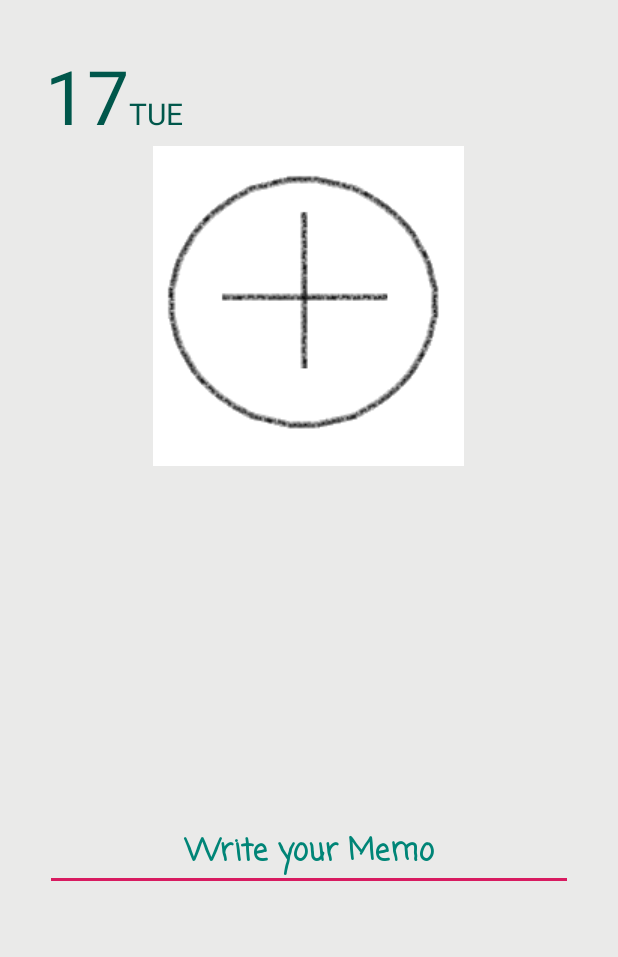
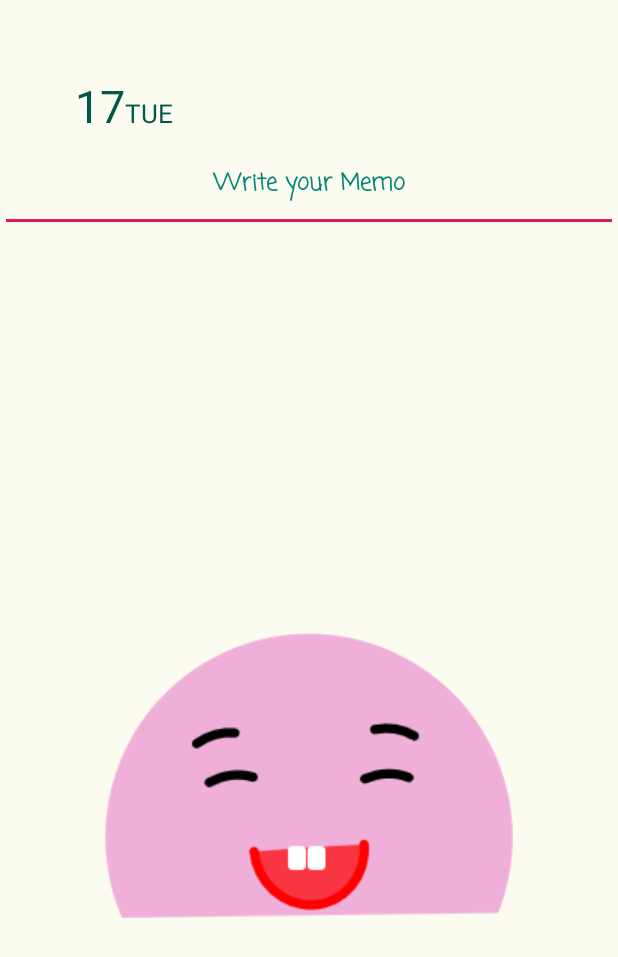
Before and after one commit to freedomchurl/MindMirror, an Android app: the layout detail_edit.xml on its own in the app's theme, with its tools: preview values and no code run, on a phone screen of 412 x 824 dp. Shown: the top 957 px of the screen. Run offline under Robolectric (Android 15) with nearby library versions, the phone set to English and light mode, and no system bars.

Commit message:
Set Color by Jimin

```diff
--- a/app/src/main/java/vaninside/mindmirror/DetailActivity.java
+++ b/app/src/main/java/vaninside/mindmirror/DetailActivity.java
@@ -69,7 +69,7 @@ public class DetailActivity extends AppCompatActivity {
         Display display = ((WindowManager) getSystemService(Context.WINDOW_SERVICE)).getDefaultDisplay();
 
         int width = (int) (display.getWidth() * 0.9);
-        int height = (int) (display.getHeight() * 0.7);  //Display 사이즈의 90%
+        int height = (int) (display.getHeight() * 0.9);  //Display 사이즈의 90%
         getWindow().getAttributes().width = width;
         getWindow().getAttributes().height = height;
 
--- a/app/src/main/java/vaninside/mindmirror/Model/CreateViewToBitmap.java
+++ b/app/src/main/java/vaninside/mindmirror/Model/CreateViewToBitmap.java
@@ -18,6 +18,8 @@ import java.io.FileNotFoundException;
 import java.io.FileOutputStream;
 import java.io.IOException;
 
+import vaninside.mindmirror.R;
+
 public class CreateViewToBitmap {
 
     public CreateViewToBitmap(){
@@ -37,7 +39,7 @@ public class CreateViewToBitmap {
 
         Bitmap resultBitmap= Bitmap.createBitmap(sourceBitmap.getWidth(), sourceBitmap.getWidth(), Bitmap.Config.ARGB_8888);
         Canvas canvas2 = new Canvas(resultBitmap);
-        canvas2.drawColor(Color.parseColor("#eaeae9"));
+        canvas2.drawColor(context.getResources().getColor(R.color.sketchColor));
 
         Rect sourceRect = new Rect(0, 0, sourceBitmap.getWidth(), sourceBitmap.getHeight());
         Rect destinationRect = new Rect((resultBitmap.getWidth() - sourceBitmap.getWidth())/2, resultBitmap.getHeight()-sourceBitmap.getHeight(), (resultBitmap.getWidth() + sourceBitmap.getWidth())/2, resultBitmap.getHeight());
--- a/app/src/main/res/layout/detail_edit.xml
+++ b/app/src/main/res/layout/detail_edit.xml
@@ -6,26 +6,24 @@
     android:layout_height="match_parent"
     tools:context=".DetailActivity"
     android:orientation="vertical"
-    android:background="#eaeae9">
+    android:background="@color/sketchColor">
+
     <LinearLayout
-        android:id="@+id/mind_layout_2"
         android:layout_width="match_parent"
-        android:layout_height="0dp"
-        android:orientation="vertical"
-        android:layout_weight="6"
-        android:background="#eaeae9">
-    <LinearLayout
-        android:layout_width="wrap_content"
         android:layout_height="wrap_content"
-        android:paddingLeft="30dp"
-        android:paddingTop="30dp">
+        android:orientation="horizontal"
+        android:background="@color/sketchColor"
+        android:layout_marginLeft="50dp"
+        android:layout_marginTop="50dp">
+
+
         <TextView
             android:id="@+id/edit_day_textview"
             android:layout_width="wrap_content"
             android:layout_height="wrap_content"
             android:text="17"
             android:textColor="@color/colorPrimaryDark"
-            android:textSize="50sp" />
+            android:textSize="30sp" />
 
         <TextView
             android:id="@+id/edit_dayofweek_textview"
@@ -33,20 +31,72 @@
             android:layout_height="wrap_content"
             android:text="TUE"
             android:textColor="@color/colorPrimaryDark"
-            android:textSize="20sp" />
+            android:textSize="17sp" />
 
-        <Space
-            android:layout_width="0dp"
+
+    </LinearLayout>
+    <LinearLayout
+        android:layout_width="match_parent"
+        android:layout_height="0dp"
+        android:orientation="vertical"
+        android:layout_weight="3">
+        <ScrollView
+            android:layout_width="match_parent"
+            android:layout_height="0dp"
+            android:layout_weight="2">
+
+            <EditText
+                android:id="@+id/detail_editText"
+                android:layout_width="match_parent"
                 android:layout_height="match_parent"
-            android:layout_weight="1"/>
+                android:fontFamily="casual"
+                android:hint="Write your Memo"
+                android:textColor="@color/colorPrimaryDark"
+                android:textColorHint="@color/colorPrimary"
+                android:textSize="15sp"
+                android:textStyle="bold"
+                android:textAlignment="center"
+                android:paddingBottom="20dp"
+                android:paddingTop="20dp"
+                android:paddingRight="50dp"
+                android:paddingLeft="50dp" />
+        </ScrollView>
 
         <LinearLayout
-            android:layout_width="0dp"
-            android:layout_height="match_parent"
-            android:layout_weight="3">
+            android:id="@+id/mind_layout2"
+            android:layout_width="match_parent"
+            android:layout_height="0dp"
+            android:layout_weight="2"
+            android:background="@color/sketchColor"
+            android:orientation="vertical">
+
+            <ImageView
+                android:id="@+id/mind_detail_edit_image"
+                android:paddingTop="20dp"
+                android:layout_width="wrap_content"
+                android:layout_height="wrap_content"
+                android:layout_gravity="center"
+                app:srcCompat="@drawable/new_emotion" />
+
+
+
+
+        </LinearLayout>
+
+    </LinearLayout>
+
+    <LinearLayout
+        android:layout_width="wrap_content"
+        android:layout_height="50dp"
+        android:layout_gravity="center"
+
+        android:layout_marginTop="30dp"
+        android:layout_marginBottom="30dp">
+
 
         <ImageView
             android:id="@+id/mind_1"
+            android:layout_marginRight="2dp"
             android:layout_width="0dp"
             android:layout_height="match_parent"
             android:layout_gravity="center"
@@ -57,6 +107,8 @@
 
         <ImageView
             android:id="@+id/mind_2"
+            android:layout_marginRight="2dp"
+
             android:layout_width="0dp"
             android:layout_height="match_parent"
             android:layout_gravity="center"
@@ -66,6 +118,8 @@
             app:srcCompat="@drawable/new_emotion_3" />
 
         <ImageView
+            android:layout_marginRight="2dp"
+
             android:id="@+id/mind_3"
             android:layout_width="0dp"
             android:layout_height="match_parent"
@@ -85,43 +139,7 @@
             android:visibility="invisible"
             app:srcCompat="@drawable/new_emotion_5" />
     </LinearLayout>
-    </LinearLayout>
 
-    <ImageView
-        android:id="@+id/mind_detail_edit_image"
-        android:layout_width="wrap_content"
-        android:layout_height="wrap_content"
-        app:srcCompat="@drawable/test_emotion"
-        android:layout_gravity="center"
-        />
-    </LinearLayout>
-<ScrollView
-    android:layout_width="match_parent"
-    android:layout_height="0dp"
-    android:layout_weight="2"
-    android:layout_marginLeft="30dp"
-    android:layout_marginRight="30dp"
-    android:layout_marginTop="10dp"
-    android:layout_marginBottom="30dp">
-    <EditText
-        android:id="@+id/detail_editText"
-        android:layout_width="match_parent"
-        android:layout_height="wrap_content"
-        android:fontFamily="casual"
-        android:hint="Write your Memo"
-        android:textColor="@color/colorPrimaryDark"
-        android:textColorHint="@color/colorPrimary"
-        android:textSize="20sp"
-        android:textStyle="bold"
-        android:textAlignment="center"
-        android:layout_marginTop="10dp"/>
-</ScrollView>
 
-    <Space
-        android:id="@+id/instagram"
-        android:layout_width="wrap_content"
-        android:layout_height="0dp"
-        android:text="Insta"
-        android:layout_weight="1"/>
 
 </LinearLayout>
--- a/app/src/main/res/layout/detail_fragment.xml
+++ b/app/src/main/res/layout/detail_fragment.xml
@@ -6,7 +6,7 @@
   <LinearLayout
       android:layout_width="match_parent"
       android:layout_height="wrap_content"
-      android:background="#a2d4de">
+      android:background="@color/colorTitle">
     <Button
       android:id="@+id/exitbutton"
       android:layout_width="wrap_content"
--- a/app/src/main/res/values/colors.xml
+++ b/app/src/main/res/values/colors.xml
@@ -7,7 +7,7 @@
     <color name="jimin">#e77f88</color>
     <color name="colortitle">#af7d3d</color>
     <color name="colorTitle">#c6975e</color>
-    <color name="jimin2">#fcfbf9</color>
+    <color name="sketchColor">#fBfbEF</color>
     <color name="cheol">#fffff9</color>
     <color name="font_white">#ffffff</color>
     <color name="font_basic">#151515</color>
```
Also changed, not shown: app/src/main/res/layout/detail.xml (+31 -29 lines). Lines whose indentation alone changed are shown as unchanged.
